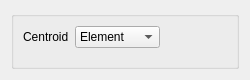
The window that src/Interface/Modules/Fields/GetCentroidsFromMeshDialog.ui (SCIInstitute/SCIRun) describes before a commit, drawn with Qt 5.
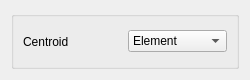
The same window after the commit.

Patch:
```diff
--- a/src/Interface/Modules/Fields/GetCentroidsFromMeshDialog.ui
+++ b/src/Interface/Modules/Fields/GetCentroidsFromMeshDialog.ui
@@ -31,18 +31,15 @@
      <property name="title">
       <string/>
      </property>
-     <layout class="QFormLayout" name="formLayout">
-      <property name="fieldGrowthPolicy">
-       <enum>QFormLayout::FieldsStayAtSizeHint</enum>
-      </property>
-      <item row="0" column="0">
+     <layout class="QHBoxLayout" name="horizontalLayout">
+      <item>
        <widget class="QLabel" name="label_3">
         <property name="text">
          <string>Centroid</string>
         </property>
        </widget>
       </item>
-      <item row="0" column="1">
+      <item>
        <widget class="QComboBox" name="centroids_">
         <item>
          <property name="text">
```
